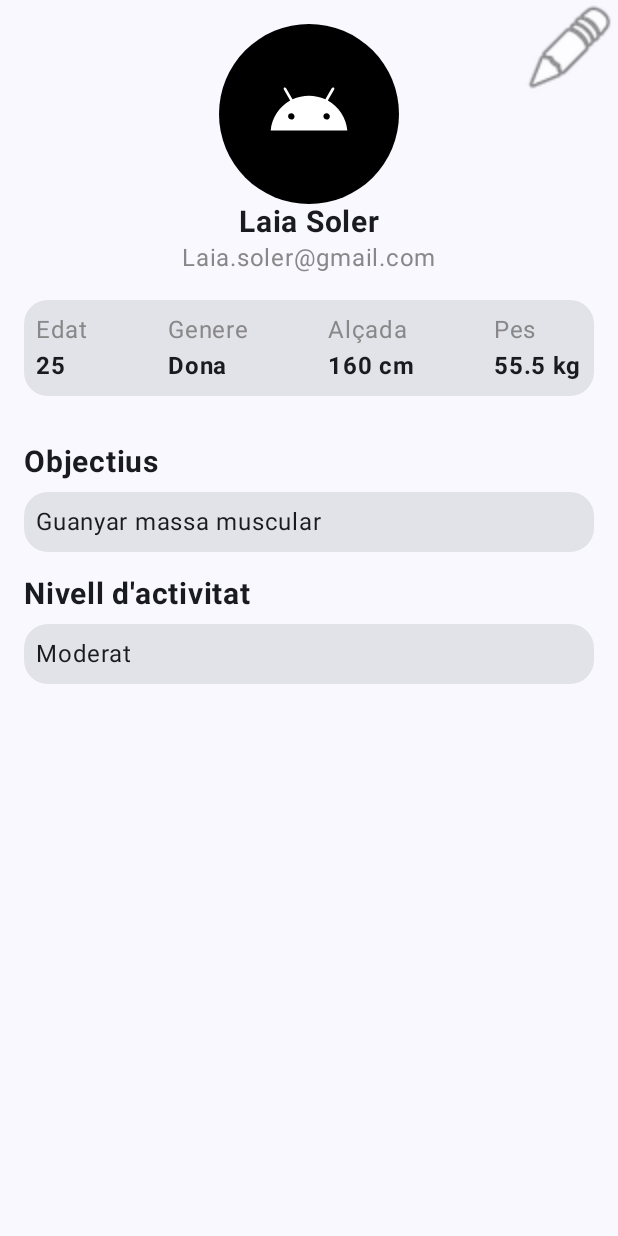
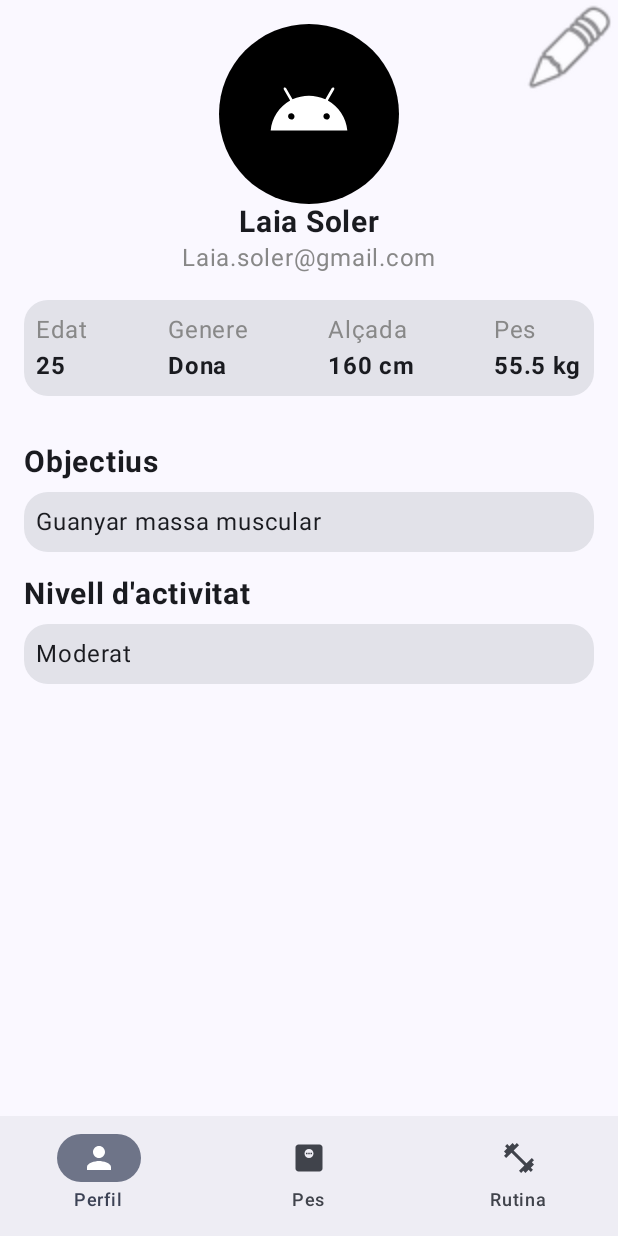
Before and after one commit to fatimachari-cmd/fitnessApp, an Android app built with Jetpack Compose: the screen it shows after launch (MainActivity), after a tap on "Guardar dades", on a phone screen of 412 x 824 dp. Run offline under Robolectric (Android 15) with nearby library versions, the phone set to English and light mode, and no system bars; 3 statements that could not run were skipped.

Commit message:
Seguimiento del peso y registro del nuevo peso

```diff
--- /dev/null
+++ b/app/src/main/java/com/fatimachari/appfitness/Data/WeightTracking.kt
@@ -0,0 +1,6 @@
+package com.fatimachari.appfitness.Data
+
+data class WeightTracking(
+    var data: Long,
+    var pes: Double = 0.0,
+)
--- a/app/src/main/java/com/fatimachari/appfitness/MainActivity.kt
+++ b/app/src/main/java/com/fatimachari/appfitness/MainActivity.kt
@@ -8,7 +8,15 @@ import androidx.activity.enableEdgeToEdge
 import androidx.compose.foundation.layout.Box
 import androidx.compose.foundation.layout.fillMaxSize
 import androidx.compose.foundation.layout.padding
+import androidx.compose.material.icons.Icons
+import androidx.compose.material.icons.filled.FitnessCenter
+import androidx.compose.material.icons.filled.MonitorWeight
+import androidx.compose.material.icons.filled.Person
+import androidx.compose.material3.Icon
+import androidx.compose.material3.NavigationBar
+import androidx.compose.material3.NavigationBarItem
 import androidx.compose.material3.Scaffold
+import androidx.compose.material3.Text
 import androidx.compose.runtime.Composable
 import androidx.compose.runtime.mutableIntStateOf
 import androidx.compose.runtime.mutableDoubleStateOf
@@ -20,6 +28,8 @@ import androidx.compose.ui.Modifier
 import androidx.compose.ui.tooling.preview.Preview
 import com.fatimachari.appfitness.ui.screen.EditProfileScreen
 import com.fatimachari.appfitness.ui.screen.ProfileScreen
+import com.fatimachari.appfitness.ui.screen.RutineScreen
+import com.fatimachari.appfitness.ui.screen.WeightTrackingScreen
 import com.fatimachari.appfitness.ui.theme.AppFitnessTheme
 
 class MainActivity : ComponentActivity() {
@@ -30,18 +40,7 @@ class MainActivity : ComponentActivity() {
 
         setContent {
             AppFitnessTheme {
-                Scaffold(
-                    modifier = Modifier.fillMaxSize()
-                ) { innerPadding ->
-
-                    Box(
-                        modifier = Modifier
-                            .fillMaxSize()
-                            .padding(innerPadding)
-                    ) {
-                        FitnessApp()
-                    }
-                }
+                FitnessApp()
             }
         }
     }
@@ -49,6 +48,9 @@ class MainActivity : ComponentActivity() {
 
 @Composable
 fun FitnessApp() {
+
+    // Pestanya seleccionada a la barra de baix (0 = Perfil, 1 = Pes, 2 = Rutina)
+    var pantalla by remember { mutableIntStateOf(0) }
 
     var nom by remember { mutableStateOf("Laia Soler") }
     var email by remember { mutableStateOf("Laia.soler@gmail.com") }
@@ -70,9 +72,40 @@ fun FitnessApp() {
 
     var editant by remember { mutableStateOf(true) }
 
-    if (editant) {
+    Scaffold(
+        modifier = Modifier.fillMaxSize(),
+        bottomBar = {
+            NavigationBar {
+                NavigationBarItem(
+                    selected = pantalla == 0,
+                    onClick = { pantalla = 0 },
+                    icon = { Icon(Icons.Default.Person, contentDescription = "Perfil") },
+                    label = { Text("Perfil") }
+                )
+                NavigationBarItem(
+                    selected = pantalla == 1,
+                    onClick = { pantalla = 1 },
+                    icon = { Icon(Icons.Default.MonitorWeight, contentDescription = "Pes") },
+                    label = { Text("Pes") }
+                )
+                NavigationBarItem(
+                    selected = pantalla == 2,
+                    onClick = { pantalla = 2 },
+                    icon = { Icon(Icons.Default.FitnessCenter, contentDescription = "Rutina") },
+                    label = { Text("Rutina") }
+                )
+            }
+        }
+    ) { innerPadding ->
 
-        EditProfileScreen(
+        Box(
+            modifier = Modifier
+                .fillMaxSize()
+                .padding(innerPadding)
+        ) {
+            when (pantalla) {
+                0 -> if (editant) {
+                    EditProfileScreen(
             nom,
             email,
             dataNaixement,
@@ -113,6 +146,13 @@ fun FitnessApp() {
         ) {
             editant = true
         }
+                }
+
+                1 -> WeightTrackingScreen(pes, pesObjectiu, alcada)
+
+                2 -> RutineScreen()
+            }
+        }
     }
 }
 
--- a/app/src/main/java/com/fatimachari/appfitness/ui/Components/CalendariPicker.kt
+++ b/app/src/main/java/com/fatimachari/appfitness/ui/Components/CalendariPicker.kt
@@ -86,7 +86,7 @@ fun CalendariPicker (
 }
 
 // Funció auxiliar per mostrar la data
-private fun formatDate(millis: Long): String {
+fun formatDate(millis: Long): String {
 
     val formatter = SimpleDateFormat(
         "dd/MM/yyyy",
```
Also changed, not shown: app/src/main/java/com/fatimachari/appfitness/tools/CalcularIMC.kt (added, +18 -0 lines), app/src/main/java/com/fatimachari/appfitness/ui/Components/WeightTrackingItems.kt (added, +32 -0 lines), app/src/main/java/com/fatimachari/appfitness/ui/screen/RutineScreen.kt (added, +18 -0 lines), app/src/main/java/com/fatimachari/appfitness/ui/screen/WeightTrackingScreen.kt (added, +125 -0 lines), 2 other files.
